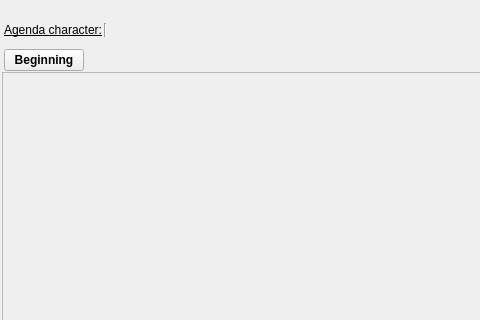
zkovari/plotlyst, file ui/scene_structure_editor_widget.ui: the form before one commit; both pictures show x 0 to 480 and y 0 to 320 of the 773 by 507 pixel window.
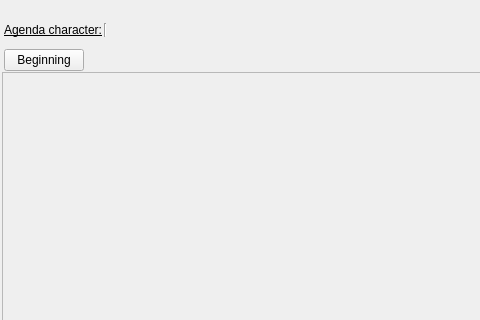
The form after the commit. Custom widgets are drawn as their Qt base class.

Commit message: Remove font setting from scene structure ui files

```diff
--- a/ui/scene_structure_editor_widget.ui
+++ b/ui/scene_structure_editor_widget.ui
@@ -165,13 +165,7 @@
             <number>2</number>
            </property>
            <item alignment="Qt::AlignBottom">
-            <widget class="IconText" name="icontext">
-             <property name="font">
-              <font>
-               <weight>75</weight>
-               <bold>true</bold>
-              </font>
-             </property>
+            <widget class="IconText" name="iconBeginning">
              <property name="text">
               <string>Beginning</string>
              </property>
```
Left out of the diff: 25 changed lines with no effect on the pictures. The commit also changes 2 other files.
